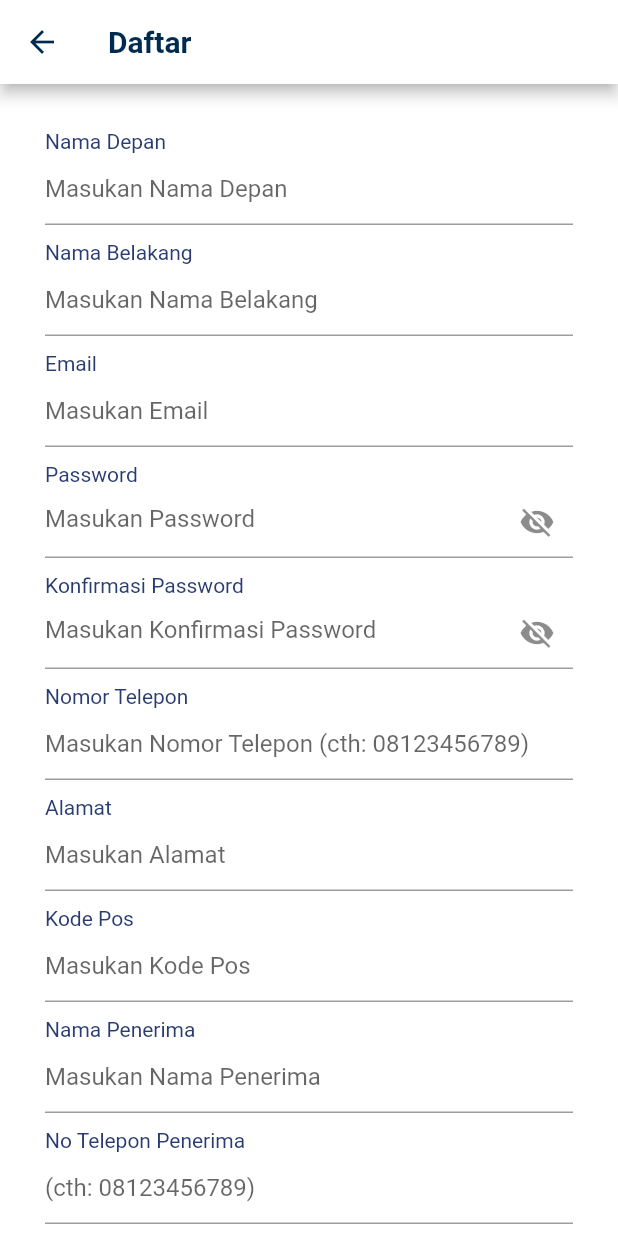
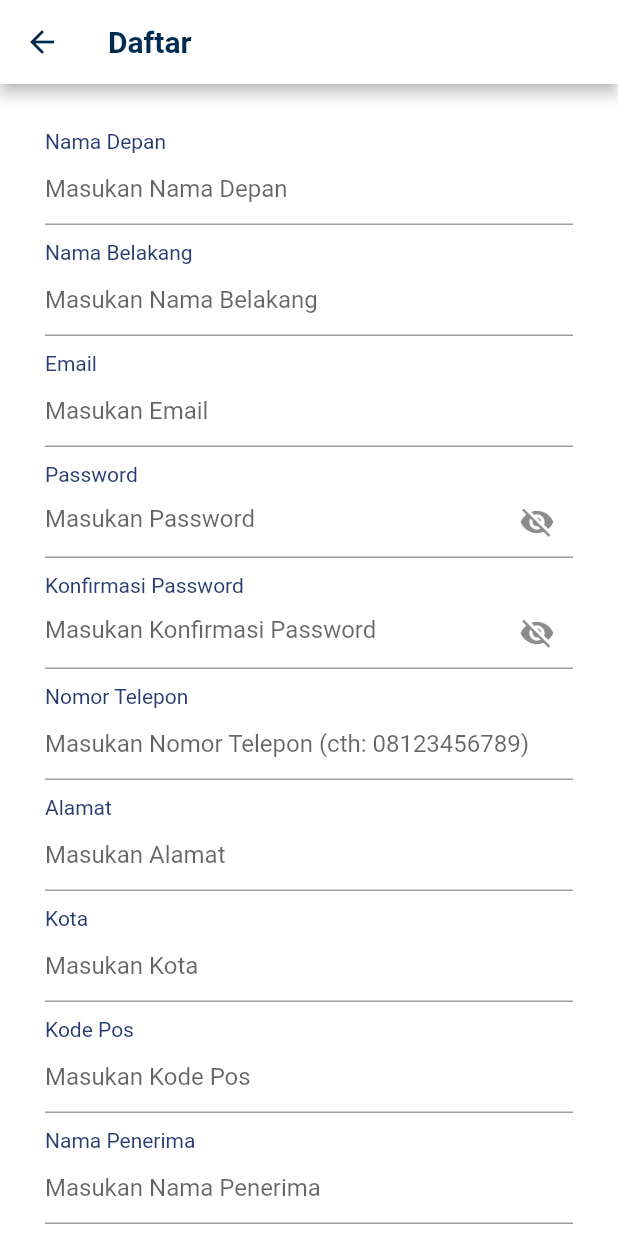
Before and after one commit to dimasadi007/project_jelantah_utama, a Flutter app: the Register screen opened by its route, on a phone screen of 412 x 824 dp. Run offline on Flutter 3.47's test engine with Material 2 defaults, Android fonts, the phone set to English and light mode, and no system bars; our stand-ins replace carousel_slider, flutter_icons, flutter_typeahead, introduction_screen, shared_preferences, youtube_player_flutter; missing offline and left inert: decorated_icon; accounts and stored records are empty; network calls fail.

Commit message:
update sukses autocomplete input city

```diff
--- a/lib/main.dart
+++ b/lib/main.dart
@@ -9,6 +9,7 @@ import 'package:project_jelantah_utama/screens/one_time_intro_v2.dart';
 import 'package:project_jelantah_utama/screens/registration_screen.dart';
 import 'package:project_jelantah_utama/screens/registration_screen2.dart';
 import 'package:project_jelantah_utama/screens/tentang_kami_screen.dart';
+import 'package:project_jelantah_utama/screens/testcity.dart';
 import 'package:project_jelantah_utama/screens/welcome_screen.dart';
 import 'screens/splash_screen.dart';
 import 'package:flutter/services.dart';
@@ -42,6 +43,10 @@ class MyApp extends StatelessWidget {
         //'main_history': (context) => MainHistory(),
         'one_time_intro': (context) => CarouselWithIndicatorDemo(),
         'one_time_intro2': (context) => OnBoardingPage(),
+
+        'testcity': (context) => MyHomePage(
+              title: 'aaa',
+            ),
       },
       //home: SplashScreen(),
     );
--- /dev/null
+++ b/lib/models/responseUserCity.dart
@@ -0,0 +1,73 @@
+// To parse this JSON data, do
+//
+//     final responseUserCity = responseUserCityFromJson(jsonString);
+
+import 'package:meta/meta.dart';
+import 'dart:convert';
+
+ResponseUserCity responseUserCityFromJson(String str) =>
+    ResponseUserCity.fromJson(json.decode(str));
+
+String responseUserCityToJson(ResponseUserCity data) =>
+    json.encode(data.toJson());
+
+class ResponseUserCity {
+  ResponseUserCity({
+    required this.status,
+    required this.message,
+    required this.cities,
+  });
+
+  final String status;
+  final String message;
+  final List<City> cities;
+
+  factory ResponseUserCity.fromJson(Map<String, dynamic> json) =>
+      ResponseUserCity(
+        status: json["status"],
+        message: json["message"],
+        cities: List<City>.from(json["cities"].map((x) => City.fromJson(x))),
+      );
+
+  Map<String, dynamic> toJson() => {
+        "status": status,
+        "message": message,
+        "cities": List<dynamic>.from(cities.map((x) => x.toJson())),
+      };
+}
+
+class City {
+  City({
+    required this.id,
+    required this.provinceId,
+    required this.name,
+    //required this.createdAt,
+    //required this.updatedAt,
+    //required this.deletedAt,
+  });
+
+  final int id;
+  final int provinceId;
+  final String name;
+  //final DateTime createdAt;
+  //final DateTime updatedAt;
+  //final dynamic deletedAt;
+
+  factory City.fromJson(Map<String, dynamic> json) => City(
+        id: json["id"],
+        provinceId: json["province_id"],
+        name: json["name"],
+        //createdAt: DateTime.parse(json["created_at"]),
+        //updatedAt: DateTime.parse(json["updated_at"]),
+        //deletedAt: json["deleted_at"],
+      );
+
+  Map<String, dynamic> toJson() => {
+        "id": id,
+        "province_id": provinceId,
+        "name": name,
+        //"created_at": createdAt.toIso8601String(),
+        //"updated_at": updatedAt.toIso8601String(),
+        //"deleted_at": deletedAt,
+      };
+}
--- a/lib/screens/registration_screen.dart
+++ b/lib/screens/registration_screen.dart
@@ -3,6 +3,8 @@ import 'package:flutter/material.dart';
 import 'package:flutter/services.dart';
 import 'package:http/http.dart' as http;
 import 'dart:convert';
+import 'package:flutter_typeahead/flutter_typeahead.dart';
+import 'package:project_jelantah_utama/models/responseUserCity.dart';
 
 class Register extends StatefulWidget {
   @override
@@ -19,12 +21,15 @@ class _RegisterState extends State<Register> {
       nama_penerima,
       nomor_telepon_penerima;
   int price = 4000;
-  int city = 268;
+  late int id_city;
 
   final _key = new GlobalKey<FormState>();
   final TextEditingController _pass = TextEditingController();
   final TextEditingController _confirmPass = TextEditingController();
+  final _Controller = TextEditingController();
   var confirmPass;
+
+  var listcity;
 
   bool _secureText = true;
 
@@ -43,6 +48,7 @@ class _RegisterState extends State<Register> {
   }
 
   save() async {
+    id_city = id_city.toInt();
     Map bodi = {
       "first_name": nama_depan,
       "last_name": nama_belakang,
@@ -55,7 +61,7 @@ class _RegisterState extends State<Register> {
       "addresses": [
         {
           "address": alamat,
-          "city": city,
+          "city": id_city,
           "postal_code": kode_pos,
           "recipient_name": nama_penerima,
           "phone_number": nomor_telepon_penerima,
@@ -88,6 +94,12 @@ class _RegisterState extends State<Register> {
     } else {
       print(pesan);
     }
+  }
+
+  @override
+  void initState() {
+    // TODO: implement initState
+    super.initState();
   }
 
   @override
@@ -280,6 +292,62 @@ class _RegisterState extends State<Register> {
                                     hintText: "Masukan Alamat",
                                   ),
                                 ),
+                                SizedBox(
+                                  height: 10,
+                                ),
+                                Text(
+                                  'Kota',
+                                  style: TextStyle(color: Color(0xff283c71)),
+                                ),
+                                TypeAheadFormField<City?>(
+                                  //controller: _controller,
+                                  hideSuggestionsOnKeyboardHide: false,
+                                  textFieldConfiguration:
+                                      TextFieldConfiguration(
+                                    controller: _Controller,
+                                    decoration: InputDecoration(
+                                      // prefixIcon: Icon(Icons.search),
+                                      // border: OutlineInputBorder(),
+                                      hintText: 'Masukan Kota',
+                                    ),
+                                  ),
+                                  suggestionsCallback:
+                                      UserApi.getUserSuggestions,
+                                  itemBuilder: (context, City? suggestion) {
+                                    final city = suggestion!;
+
+                                    return ListTile(
+                                      title: Text(city.name),
+                                    );
+                                  },
+                                  noItemsFoundBuilder: (context) => Container(
+                                    height: 100,
+                                    child: Center(
+                                      child: Text(
+                                        'Kota tidak ditemukan.',
+                                        style: TextStyle(fontSize: 24),
+                                      ),
+                                    ),
+                                  ),
+                                  onSuggestionSelected: (City? suggestion) {
+                                    final city = suggestion!;
+                                    id_city = city.id;
+                                    //print("user:" + user.name.toString());
+                                    _Controller.text = city.name;
+                                    // ScaffoldMessenger.of(context)
+                                    //   ..removeCurrentSnackBar()
+                                    //   ..showSnackBar(SnackBar(
+                                    //     content: Text('Selected user: ${user.name}'),
+                                    //   ));
+                                  },
+                                  validator: (value) {
+                                    if (value!.isEmpty) {
+                                      return 'Please select a city';
+                                    }
+                                  },
+                                  onSaved: (value) =>
+                                      value = id_city.toString(),
+                                ),
                                 SizedBox(height: 10),
                                 Text(
                                   'Kode Pos',
@@ -420,3 +488,43 @@ class _RegisterState extends State<Register> {
     );
   }
 }
+
+class UserApi {
+  static Future<List<City>> getUserSuggestions(String query) async {
+    Map bodi = {
+      "token": "",
+    };
+    var body = jsonEncode(bodi);
+    final response = await http.post(
+        Uri.parse("http://10.0.2.2:8000/api/contributor/cities/get/"),
+        body: body);
+    ResponseUserCity _data = responseUserCityFromJson(response.body);
+    //developer.log(response.body);
+    String statusrespon = _data.status;
+    print("statusnnyaa: " + statusrespon);
+    String cityrespon = _data.cities[0].name;
+    print("cityrespon: " + cityrespon);
+    List xx = _data.cities;
+
+    if (response.statusCode == 200) {
+      //final List users = json.decode(response.body);
+      ResponseUserCity _data = responseUserCityFromJson(response.body);
+      // print("cityy: " +
+      //     users
+      //         .map((json) => ResponseUserCity.fromJson(json))
+      //         .toList()
+      //         .toString());
+      return _data.cities.where((city) {
+        final nameLower = city.name.toLowerCase();
+        final queryLower = query.toLowerCase();
+
+        return nameLower.contains(queryLower);
+      }).toList();
+      return _data.cities;
+      //return _data.map((json) => City.fromJson(json)).toList();
+      //return xx;
+    } else {
+      throw Exception();
+    }
+  }
+}
--- a/pubspec.yaml
+++ b/pubspec.yaml
@@ -28,6 +28,9 @@ dependencies:
   http: ^0.13.4
   shared_preferences: ^0.5.3+4
   youtube_player_flutter: ^8.0.0
+  chat_bubbles: ^1.1.0
+  audioplayers: ^0.20.1
+  flutter_typeahead: ^3.2.4
   #google_maps_flutter: ^2.0.11
   http_parser: ^4.0.0
   #location: ^4.3.0
```
Also changed, not shown: lib/screens/main_history.dart (+10 -10 lines), pubspec.lock.
